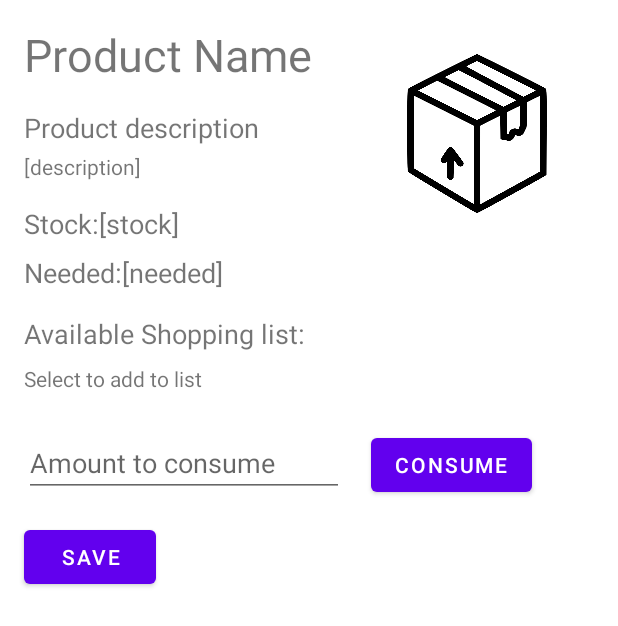
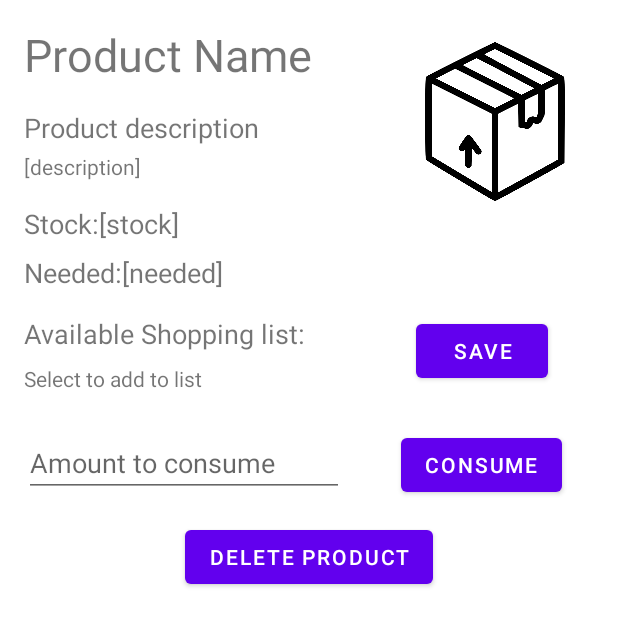
Before and after one commit to RafaelJCamara/ShopIST, an Android app: the layout product_detail_and_shops.xml on its own in the app's theme, with its tools: preview values and no code run, on a phone screen of 412 x 824 dp. Shown: the top 626 px of the screen. Run offline under Robolectric (Android 15) with nearby library versions, the phone set to English and light mode, and no system bars.

```diff
--- a/app/src/main/java/com/example/shopist/Activities/PantryActivity.java
+++ b/app/src/main/java/com/example/shopist/Activities/PantryActivity.java
@@ -309,11 +309,10 @@ public class PantryActivity extends AppCompatActivity {
         fillListContentSettings();
     }
 
-    /*
-    ##########################
-    ### create new product ###
-    ##########################
-     */
+    //##########################
+    //### create new product ###
+    //##########################
+
 
     private void addProductLogic(){
         Button addProcuctButton = findViewById(R.id.addProductButton);
@@ -383,6 +382,7 @@ public class PantryActivity extends AppCompatActivity {
             @Override
             public void onResponse(Call<Void> call, Response<Void> response) {
                 Toast.makeText(getApplicationContext(),"Product added with success." ,Toast.LENGTH_SHORT).show();
+                Log.i("Beginning","*******");
 
                 //update the products in the frontend
                 renderNewProduct(productName,productDescription,productNeeded,productStock);
@@ -401,5 +401,4 @@ public class PantryActivity extends AppCompatActivity {
         fillPantryProductList();
         fillListContentSettings();
     }
-
 }
--- a/app/src/main/res/layout/product_detail_and_shops.xml
+++ b/app/src/main/res/layout/product_detail_and_shops.xml
@@ -82,11 +82,11 @@
         android:id="@+id/productShoppingDetailSave"
         android:layout_width="wrap_content"
         android:layout_height="wrap_content"
-        android:layout_marginStart="16dp"
-        android:layout_marginTop="16dp"
+        android:layout_marginTop="76dp"
         android:text="Save"
-        app:layout_constraintStart_toStartOf="parent"
-        app:layout_constraintTop_toBottomOf="@+id/amountToConsume" />
+        app:layout_constraintEnd_toEndOf="@+id/consumeProductAtPantry"
+        app:layout_constraintStart_toStartOf="@+id/consumeProductAtPantry"
+        app:layout_constraintTop_toBottomOf="@+id/icon" />
 
     <androidx.recyclerview.widget.RecyclerView
         android:id="@+id/shopListDetail"
@@ -101,8 +101,8 @@
         android:id="@+id/icon"
         android:layout_width="116dp"
         android:layout_height="106dp"
-        android:layout_marginTop="36dp"
-        android:layout_marginEnd="36dp"
+        android:layout_marginTop="28dp"
+        android:layout_marginEnd="24dp"
         app:layout_constraintEnd_toEndOf="parent"
         app:layout_constraintTop_toTopOf="parent"
         app:srcCompat="@drawable/box" />
@@ -132,8 +132,8 @@
         android:id="@+id/consumeProductAtPantry"
         android:layout_width="wrap_content"
         android:layout_height="wrap_content"
-        android:layout_marginStart="18dp"
         android:text="Consume"
+        app:layout_constraintEnd_toEndOf="parent"
         app:layout_constraintStart_toEndOf="@+id/amountToConsume"
         app:layout_constraintTop_toTopOf="@+id/amountToConsume" />
 
@@ -149,4 +149,14 @@
         app:layout_constraintStart_toStartOf="parent"
         app:layout_constraintTop_toBottomOf="@+id/shopListDetail" />
 
+    <Button
+        android:id="@+id/removeProductButton"
+        android:layout_width="wrap_content"
+        android:layout_height="wrap_content"
+        android:layout_marginTop="16dp"
+        android:text="delete Product"
+        app:layout_constraintEnd_toEndOf="parent"
+        app:layout_constraintStart_toStartOf="parent"
+        app:layout_constraintTop_toBottomOf="@+id/amountToConsume" />
+
 </androidx.constraintlayout.widget.ConstraintLayout>
```
